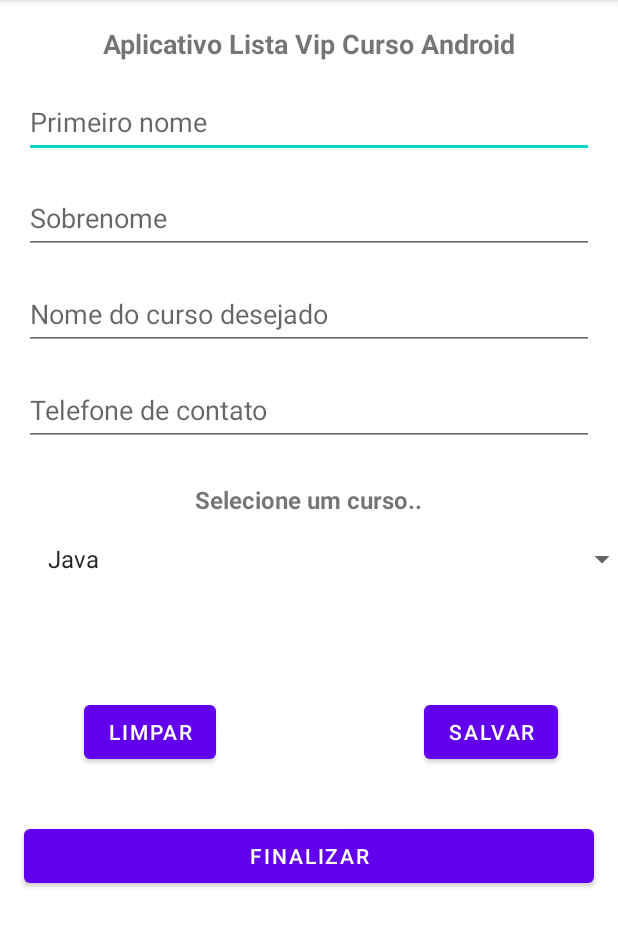
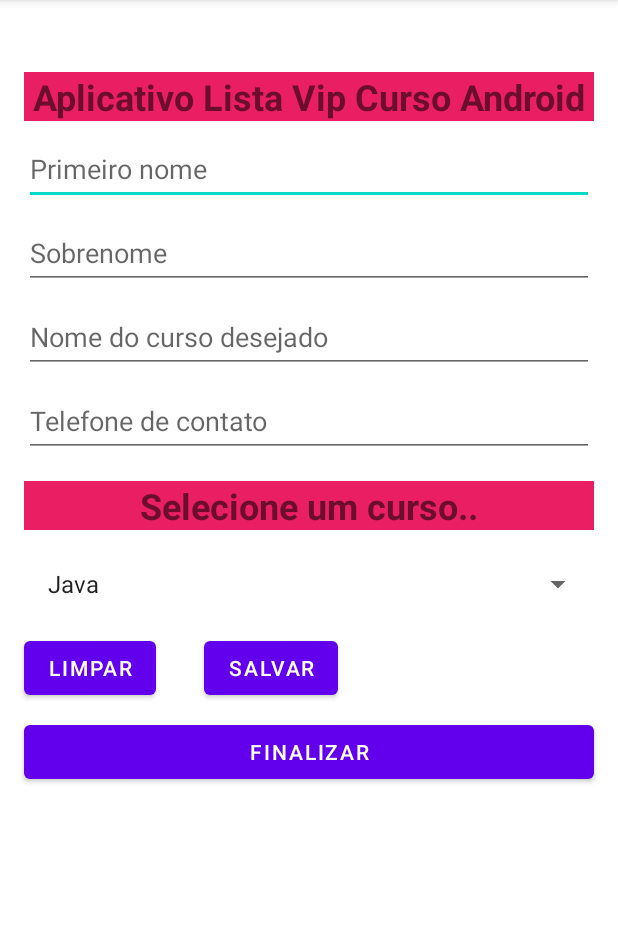
Before and after one commit to FabricioFernandesSantos/Desenvolvimento-Android-2023, an Android app: the screen it shows after launch (MainActivity), on a phone screen of 412 x 824 dp, the part 84-1031 px from its top. Run offline under Robolectric (Android 15) with nearby library versions, the phone set to English and light mode, and no system bars.

Commit message:
Refatoradado - Spinner linear layout

```diff
--- a/AppListaCurso/app/src/main/java/com/fstech/applistacurso/view/MainActivity.java
+++ b/AppListaCurso/app/src/main/java/com/fstech/applistacurso/view/MainActivity.java
@@ -45,7 +45,7 @@ public class MainActivity extends AppCompatActivity {
     @Override
     protected void onCreate(Bundle savedInstanceState) {
         super.onCreate(savedInstanceState);
-        setContentView(R.layout.activity_main);
+        setContentView(R.layout.activity_spinner);
 
         controller = new PessoaController(MainActivity.this);
         controller.toString();
--- a/AppListaCurso/app/src/main/res/layout/activity_main.xml
+++ b/AppListaCurso/app/src/main/res/layout/activity_main.xml
@@ -103,12 +103,13 @@
         android:id="@+id/btnLimpar"
         android:layout_width="wrap_content"
         android:layout_height="wrap_content"
-        android:layout_marginStart="56dp"
+        android:layout_marginStart="28dp"
         android:layout_marginTop="132dp"
         android:text="@string/txt_button_limpar"
         app:layout_constraintBottom_toTopOf="@+id/btnFinalizar"
         app:layout_constraintStart_toStartOf="parent"
-        app:layout_constraintTop_toBottomOf="@+id/editTelefoneContato" />
+        app:layout_constraintTop_toBottomOf="@+id/editTelefoneContato"
+        app:layout_constraintVertical_bias="0.265" />
 
     <Button
         android:id="@+id/btnSalvar"
--- /dev/null
+++ b/AppListaCurso/app/src/main/res/layout/activity_spinner.xml
@@ -0,0 +1,138 @@
+<?xml version="1.0" encoding="utf-8"?>
+<androidx.appcompat.widget.LinearLayoutCompat xmlns:android="http://schemas.android.com/apk/res/android"
+    xmlns:app="http://schemas.android.com/apk/res-auto"
+    xmlns:tools="http://schemas.android.com/tools"
+    android:layout_width="match_parent"
+    android:layout_height="match_parent"
+    android:orientation="vertical"
+    tools:context=".view.MainActivity">
+
+    <ScrollView
+        android:layout_width="match_parent"
+        android:layout_height="wrap_content">
+
+        <LinearLayout
+            android:layout_width="match_parent"
+            android:layout_height="wrap_content"
+            android:orientation="vertical">
+
+            <TextView
+                android:id="@+id/txtTituloApp"
+                android:layout_width="match_parent"
+                android:layout_height="wrap_content"
+                android:layout_marginStart="16dp"
+                android:layout_marginTop="48dp"
+                android:layout_marginEnd="16dp"
+                android:background="@color/vermelho"
+                android:gravity="center_horizontal"
+                android:text="@string/txt_Titulo"
+                android:textSize="24sp"
+                android:textStyle="bold" />
+
+            <EditText
+                android:id="@+id/editPrimeiroNome"
+                android:layout_width="match_parent"
+                android:layout_height="48dp"
+                android:layout_marginStart="16dp"
+                android:layout_marginTop="8dp"
+                android:layout_marginEnd="16dp"
+                android:ems="10"
+                android:hint="@string/txt_hint_edit_promeiro_nome"
+                android:importantForAutofill="no"
+                android:inputType="textPersonName" />
+
+            <EditText
+                android:id="@+id/editSobrenomeAluno"
+                android:layout_width="match_parent"
+                android:layout_height="48dp"
+                android:layout_marginStart="16dp"
+                android:layout_marginTop="8dp"
+                android:layout_marginEnd="16dp"
+                android:ems="10"
+                android:hint="@string/txt_hint_sobrenome"
+                android:inputType="textPersonName" />
+
+            <EditText
+                android:id="@+id/editNomeCurso"
+                android:layout_width="match_parent"
+                android:layout_height="48dp"
+                android:layout_marginStart="16dp"
+                android:layout_marginTop="8dp"
+                android:layout_marginEnd="16dp"
+                android:ems="10"
+                android:hint="@string/txt_hint_curso_desejado"
+                android:inputType="textPersonName" />
+
+            <EditText
+                android:id="@+id/editTelefoneContato"
+                android:layout_width="match_parent"
+                android:layout_height="48dp"
+                android:layout_marginStart="16dp"
+                android:layout_marginTop="8dp"
+                android:layout_marginEnd="16dp"
+                android:ems="10"
+                android:hint="@string/txt_hint_contato"
+                android:inputType="textPersonName" />
+
+
+            <TextView
+                android:id="@+id/txtSpinner"
+                android:layout_width="match_parent"
+                android:layout_height="wrap_content"
+                android:layout_marginStart="16dp"
+                android:layout_marginTop="16dp"
+                android:layout_marginEnd="16dp"
+                android:layout_marginBottom="4dp"
+                android:background="@color/vermelho"
+                android:gravity="center_horizontal"
+                android:text="@string/txt_selecione_um_curso"
+                android:textSize="24sp"
+                android:textStyle="bold" />
+
+            <Spinner
+                android:id="@+id/spinner"
+                android:layout_width="match_parent"
+                android:layout_height="wrap_content"
+                android:layout_marginStart="16dp"
+                android:layout_marginTop="8dp"
+                android:layout_marginEnd="16dp" />
+
+            <androidx.appcompat.widget.LinearLayoutCompat
+                android:layout_width="wrap_content"
+                android:layout_height="wrap_content"
+                android:orientation="horizontal">
+
+                <Button
+                    android:id="@+id/btnLimpar"
+                    android:layout_width="wrap_content"
+                    android:layout_height="wrap_content"
+                    android:layout_marginStart="16dp"
+                    android:layout_marginTop="8dp"
+                    android:layout_marginEnd="16dp"
+                    android:text="@string/txt_button_limpar" />
+
+                <Button
+                    android:id="@+id/btnSalvar"
+                    android:layout_width="wrap_content"
+                    android:layout_height="wrap_content"
+                    android:layout_marginStart="16dp"
+                    android:layout_marginTop="8dp"
+                    android:layout_marginEnd="16dp"
+                    android:text="@string/txt_button_salvar" />
+
+            </androidx.appcompat.widget.LinearLayoutCompat>
+
+            <Button
+                android:id="@+id/btnFinalizar"
+                android:layout_width="match_parent"
+                android:layout_height="wrap_content"
+                android:layout_marginStart="16dp"
+                android:layout_marginTop="8dp"
+                android:layout_marginEnd="16dp"
+                android:text="@string/txt_button_finalizar" />
+
+        </LinearLayout>
+
+    </ScrollView>
+
+</androidx.appcompat.widget.LinearLayoutCompat>
--- a/AppListaCurso/app/src/main/res/values/colors.xml
+++ b/AppListaCurso/app/src/main/res/values/colors.xml
@@ -9,5 +9,6 @@
     <color name="white">#FFFFFFFF</color>
     <color name="anarelo">#FFEB3B</color>
     <color name="corBotoes">#52ABD3</color>
+    <color name="vermelho">#E91E63</color>
 
 </resources>
--- a/AppListaCurso/app/src/main/res/values/strings.xml
+++ b/AppListaCurso/app/src/main/res/values/strings.xml
@@ -8,4 +8,5 @@
     <string name="txt_button_salvar">SALVAR</string>
     <string name="txt_button_limpar">LIMPAR</string>
     <string name="txt_button_finalizar">FINALIZAR</string>
+    <string name="txt_selecione_um_curso">Selecione um curso..</string>
 </resources>
```
